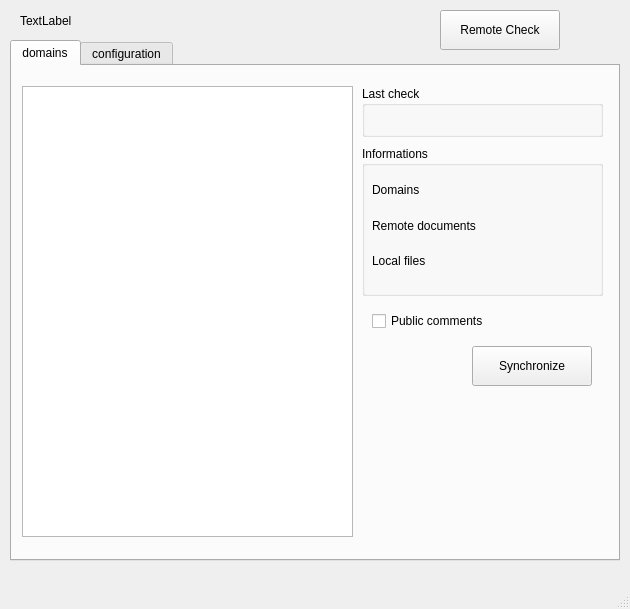
This is ui/ihesync_app.ui in flrt/ihe-tf-sync as Qt 5 draws it before an edit. The edited form follows.
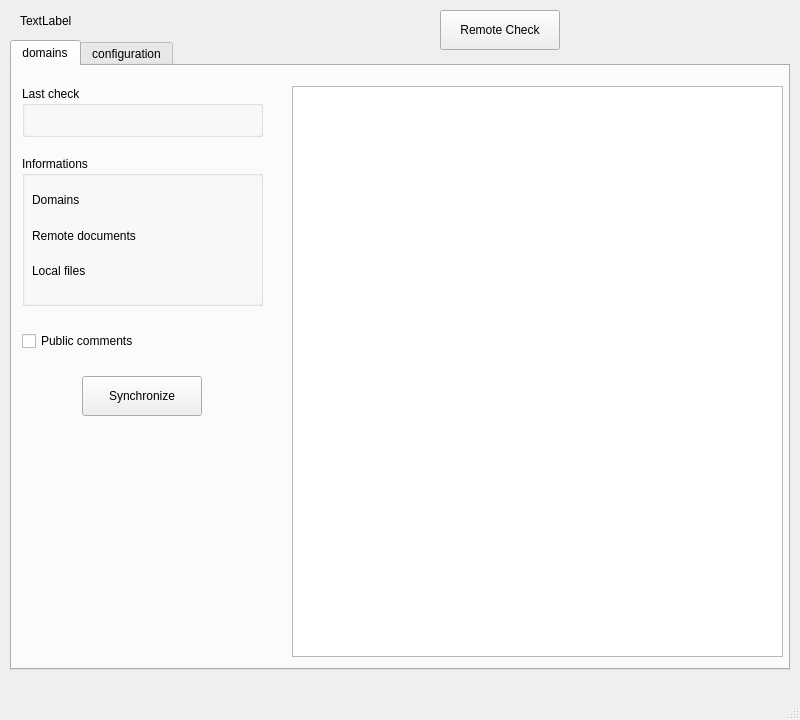
This is the edited form.

```diff
--- a/ui/ihesync_app.ui
+++ b/ui/ihesync_app.ui
@@ -6,8 +6,8 @@
    <rect>
     <x>0</x>
     <y>0</y>
-    <width>630</width>
-    <height>609</height>
+    <width>800</width>
+    <height>720</height>
    </rect>
   </property>
   <property name="windowTitle">
@@ -19,8 +19,8 @@
      <rect>
       <x>10</x>
       <y>40</y>
-      <width>610</width>
-      <height>521</height>
+      <width>780</width>
+      <height>630</height>
      </rect>
     </property>
     <property name="currentIndex">
@@ -33,8 +33,8 @@
      <widget class="QCheckBox" name="checkComments">
       <property name="geometry">
        <rect>
-        <x>360</x>
-        <y>240</y>
+        <x>10</x>
+        <y>260</y>
         <width>210</width>
         <height>30</height>
        </rect>
@@ -46,8 +46,8 @@
      <widget class="QGroupBox" name="groupBox">
       <property name="geometry">
        <rect>
-        <x>350</x>
-        <y>80</y>
+        <x>10</x>
+        <y>90</y>
         <width>241</width>
         <height>150</height>
        </rect>
@@ -116,8 +116,8 @@
      <widget class="QPushButton" name="syncButton">
       <property name="geometry">
        <rect>
-        <x>460</x>
-        <y>280</y>
+        <x>70</x>
+        <y>310</y>
         <width>120</width>
         <height>40</height>
        </rect>
@@ -129,17 +129,22 @@
      <widget class="QTableView" name="tableView">
       <property name="geometry">
        <rect>
-        <x>10</x>
+        <x>280</x>
         <y>20</y>
-        <width>331</width>
-        <height>451</height>
+        <width>491</width>
+        <height>571</height>
        </rect>
       </property>
+      <property name="font">
+       <font>
+        <pointsize>10</pointsize>
+       </font>
+      </property>
      </widget>
      <widget class="QGroupBox" name="groupBox_2">
       <property name="geometry">
        <rect>
-        <x>350</x>
+        <x>10</x>
         <y>20</y>
         <width>241</width>
         <height>51</height>
```
Left out of the diff: 2 changed lines with no effect on the pictures.
